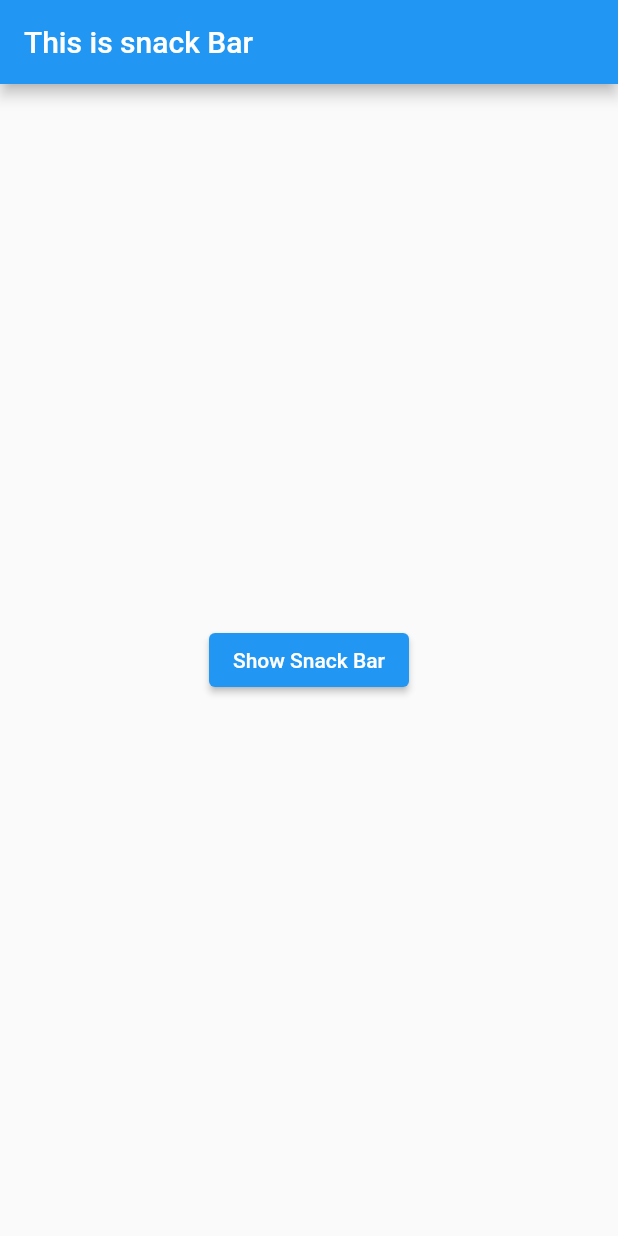
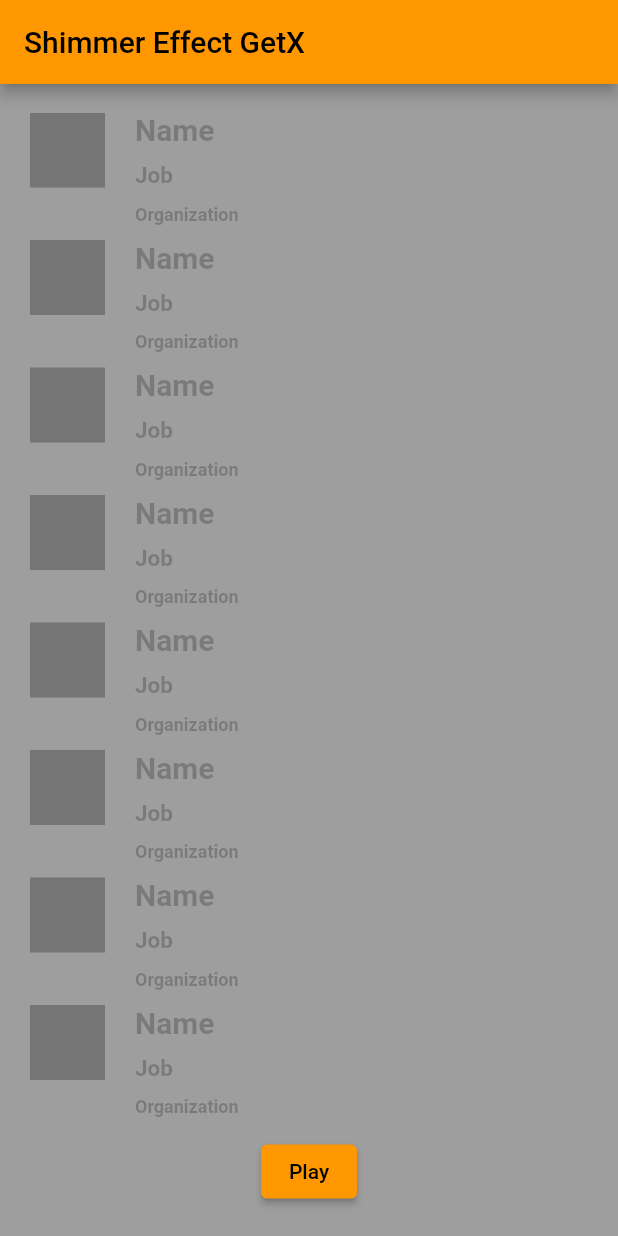
Before and after one commit to tarunchauhan97/flutter-getx-basics, a Flutter app: the screen it shows after launch, on a phone screen of 412 x 824 dp. Run offline on Flutter 3.47's test engine with Material 2 defaults, Android fonts, the phone set to English and light mode, and no system bars; drawn by our look-alikes of shimmer; our stand-ins replace get.

Commit message:
getx shimmer effect

```diff
--- /dev/null
+++ b/lib/homepage.dart
@@ -0,0 +1,125 @@
+import 'package:flutter/cupertino.dart';
+import 'package:flutter/material.dart';
+import 'package:get/get_core/src/get_main.dart';
+import 'package:get/get_instance/src/extension_instance.dart';
+import 'package:get/get_state_manager/src/rx_flutter/rx_obx_widget.dart';
+import 'package:flutter_getx/process_controller.dart';
+import 'package:shimmer/shimmer.dart';
+
+class HomePage extends StatelessWidget {
+  final controller = Get.put(ProcessController());
+
+  HomePage({Key? key}) : super(key: key);
+
+  @override
+  Widget build(BuildContext context) {
+    return SafeArea(
+        child: Scaffold(
+      appBar: AppBar(title: const Text('Shimmer Effect GetX')),
+      backgroundColor: Colors.grey,
+      body: Obx(
+        () => Container(
+          width: double.infinity,
+          padding: const EdgeInsets.symmetric(horizontal: 20.0, vertical: 19.0),
+          child: Column(
+            mainAxisSize: MainAxisSize.max,
+            children: [
+              Expanded(
+                  child: Shimmer.fromColors(
+                  enabled: controller.isLoading(),
+                    child: ListView.builder(
+                    itemCount: 10,
+                     itemBuilder: (_, __) => Padding(
+                      padding: const EdgeInsets.only(bottom: 10.0),
+                      child: controller.isLoading()
+                          ? Row(
+                              crossAxisAlignment: CrossAxisAlignment.start,
+                              children: [
+                                Container(
+                                  width: 50.0,
+                                  height: 50.0,
+                                  color: Colors.lightBlue,
+                                ),
+                                const Padding(
+                                  padding: EdgeInsets.symmetric(horizontal: 10.0),
+                                ),
+                                Expanded(
+                                    child: Column(
+                                  crossAxisAlignment: CrossAxisAlignment.start,
+                                  children: [
+                                    Container(
+                                      width: double.infinity,
+                                      height: 10.0,
+                                      color: Colors.deepPurple,
+                                    ),
+                                    const SizedBox(
+                                      height: 10.0,
+                                    ),
+                                    Container(
+                                      width: double.infinity,
+                                      height: 10.0,
+                                      color: Colors.deepPurple,
+                                    ),
+                                    const SizedBox(
+                                      height: 10.0,
+                                    ),
+                                    Container(
+                                      width: double.infinity,
+                                      height: 10.0,
+                                      color: Colors.deepPurple,
+                                    ),
+                                  ],
+                                ))
+                              ],
+                            )
+                          : Row(
+                              crossAxisAlignment: CrossAxisAlignment.start,
+                              children: [
+                                Container(
+                                  width: 50.0,
+                                  height: 50.0,
+                                  color: Colors.deepPurple,
+                                ),
+                                const Padding(
+                                  padding: EdgeInsets.symmetric(horizontal: 10.0),
+                                ),
+                                Expanded(
+                                    child: Column(
+                                  crossAxisAlignment: CrossAxisAlignment.start,
+                                  children: const [
+                                    Text(
+                                      'Name',
+                                      style: TextStyle(fontSize: 20.0, fontWeight: FontWeight.bold),
+                                    ),
+                                    SizedBox(height: 10.0),
+                                    Text(
+                                      'Job',
+                                      style: TextStyle(fontSize: 15.0, fontWeight: FontWeight.bold),
+                                    ),
+                                    SizedBox(height: 10.0),
+                                    Text(
+                                      'Organization',
+                                      style: TextStyle(fontSize: 12.0, fontWeight: FontWeight.bold),
+                                    ),
+                                  ],
+                                ))
+                              ],
+                            )),
+                ),
+                baseColor: Colors.black26,
+                highlightColor: Colors.teal,
+              )),
+              const SizedBox(
+                height: 10.0,
+              ),
+              ElevatedButton(
+                onPressed: () => controller.swap(),
+                child: Text(controller.isLoading() ? 'Pause' : 'Play'),
+              ),
+            ],
+          ),
+        ),
+      ),
+    ));
+  }
+}
--- a/lib/main.dart
+++ b/lib/main.dart
@@ -1,5 +1,7 @@
 import 'package:flutter/material.dart';
 import 'package:get/get.dart';
+
+import 'homepage.dart';
 
 void main() {
   runApp(const MyApp());
@@ -8,29 +10,15 @@ void main() {
 class MyApp extends StatelessWidget {
   const MyApp({Key? key}) : super(key: key);
 
+  // This widget is the root of your application.
   @override
   Widget build(BuildContext context) {
     return GetMaterialApp(
-      title: 'Snack Bar',
-      home: Scaffold(
-        appBar: AppBar(
-          title: Text('This is snack Bar '),
-        ),
-        body: Center(
-          child: Column(
-            mainAxisAlignment: MainAxisAlignment.center,
-            crossAxisAlignment: CrossAxisAlignment.center,
-            children: [
-              ElevatedButton(
-                onPressed: () {
-                  Get.snackbar("Its Snack Bar GetX", "Hello SnackBar");
-                },
-                child: Text("Show Snack Bar"),
-              ),
-            ],
-          ),
-        ),
+      title: 'Shimmer Effect GetX',
+      theme: ThemeData(
+        primarySwatch: Colors.orange,
       ),
+      home: HomePage(),
     );
   }
 }
--- /dev/null
+++ b/lib/process_controller.dart
@@ -0,0 +1,7 @@
+import 'package:get/get.dart';
+
+class ProcessController extends GetxController{
+  final _isLoading = false.obs;
+  isLoading() => _isLoading.value;
+  swap() => _isLoading.value = !_isLoading.value;
+}
--- a/pubspec.yaml
+++ b/pubspec.yaml
@@ -35,6 +35,7 @@ dependencies:
   # Use with the CupertinoIcons class for iOS style icons.
   cupertino_icons: ^1.0.2
   get: ^4.6.1
+  shimmer: ^2.0.0
 
 dev_dependencies:
   flutter_test:
```
Also changed, not shown: pubspec.lock.
